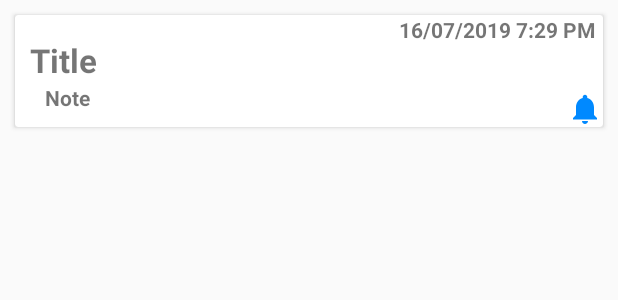
After one commit to sedlifil/Notably, an Android app: the layout notes.xml on its own in the app's theme, with its tools: preview values and no code run, on a phone screen of 412 x 824 dp. The commit adds this screen. Shown: the top 300 px of the screen. Run offline under Robolectric (Android 15) with nearby library versions, the phone set to English and light mode, and no system bars.

Commit message:
Edit note activity

```diff
--- a/app/src/main/java/fel/cvut/cz/notably/MainActivity.java
+++ b/app/src/main/java/fel/cvut/cz/notably/MainActivity.java
@@ -29,15 +29,7 @@ public class MainActivity extends AppCompatActivity {
             }
         });
 
-        final TextView text = (TextView) findViewById(R.id.textV);
 
-        Button button = (Button) findViewById(R.id.but);
-        button.setOnClickListener(new View.OnClickListener() {
-            @Override
-            public void onClick(View view) {
-                text.setText("Clicked!!!");
-            }
-        });
     }
 
     @Override
--- /dev/null
+++ b/app/src/main/res/drawable-v24/ic_notifications.xml
@@ -0,0 +1,5 @@
+<vector android:height="24dp" android:tint="#0089ff"
+    android:viewportHeight="24.0" android:viewportWidth="24.0"
+    android:width="24dp" xmlns:android="http://schemas.android.com/apk/res/android">
+    <path android:fillColor="#FF000000" android:pathData="M12,22c1.1,0 2,-0.9 2,-2h-4c0,1.1 0.89,2 2,2zM18,16v-5c0,-3.07 -1.64,-5.64 -4.5,-6.32L13.5,4c0,-0.83 -0.67,-1.5 -1.5,-1.5s-1.5,0.67 -1.5,1.5v0.68C7.63,5.36 6,7.92 6,11v5l-2,2v1h16v-1l-2,-2z"/>
+</vector>
--- a/app/src/main/res/layout/content_main.xml
+++ b/app/src/main/res/layout/content_main.xml
@@ -7,24 +7,4 @@
     android:layout_height="match_parent"
     app:layout_behavior="@string/appbar_scrolling_view_behavior"
     tools:showIn="@layout/activity_main"
-    tools:context=".MainActivity">
-
-    <LinearLayout xmlns:android="http://schemas.android.com/apk/res/android"
-        xmlns:tools="http://schemas.android.com/tools"
-        xmlns:card_view="http://schemas.android.com/apk/res-auto">
-    <!-- A CardView that contains a TextView -->
-    <android.support.v7.widget.CardView
-        xmlns:card_view="http://schemas.android.com/apk/res-auto"
-        android:id="@+id/card_view"
-        android:layout_gravity="center"
-        android:layout_width="200dp"
-        android:layout_height="200dp"
-        card_view:cardCornerRadius="4dp">
-
-        <TextView
-            android:id="@+id/info_text"
-            android:layout_width="match_parent"
-            android:layout_height="match_parent" />
-    </android.support.v7.widget.CardView>
-</LinearLayout>
-</android.support.constraint.ConstraintLayout>
+    tools:context=".MainActivity"/>
--- /dev/null
+++ b/app/src/main/res/layout/notes.xml
@@ -0,0 +1,65 @@
+<?xml version="1.0" encoding="utf-8"?>
+<android.support.v7.widget.CardView
+    xmlns:android="http://schemas.android.com/apk/res/android"
+    android:layout_width="match_parent"
+    android:layout_height="wrap_content"
+    xmlns:app="http://schemas.android.com/apk/res-auto"
+    android:layout_margin="10dp"
+    android:foreground="?attr/selectableItemBackground">
+    <!--app:cardCornerRadius="10dp"-->
+
+    <TextView
+        android:id="@+id/textID"
+        android:layout_width="wrap_content"
+        android:layout_height="wrap_content"
+        android:visibility="gone"/>
+
+    <TextView
+        android:id="@+id/textDateTime"
+        android:layout_width="wrap_content"
+        android:layout_height="wrap_content"
+        android:text="16/07/2019 7:29 PM"
+        android:textStyle="bold"
+        android:layout_marginRight="5dp"
+        android:layout_gravity="top|end"
+        android:layout_marginEnd="5dp" />
+
+    <TextView
+        android:id="@+id/textTitle"
+        android:layout_width="wrap_content"
+        android:layout_height="wrap_content"
+        android:text="Title"
+        android:textSize="22sp"
+        android:textStyle="bold"
+        android:ellipsize="end"
+        android:maxLines="1"
+        android:layout_marginTop="15dp"
+        android:layout_marginLeft="10dp"
+        android:layout_marginStart="10dp"/>
+
+    <TextView
+        android:id="@+id/textNote"
+        android:layout_width="wrap_content"
+        android:layout_height="wrap_content"
+        android:layout_below="@id/textTitle"
+        android:layout_marginTop="45dp"
+        android:layout_marginStart="20dp"
+        android:layout_marginLeft="20dp"
+        android:layout_marginBottom="10dp"
+        android:layout_marginEnd="20dp"
+        android:text="Note"
+        android:textSize="14sp"
+        android:textStyle="bold"
+        android:maxLines="1"
+        android:ellipsize="end"
+        android:layout_gravity="bottom"/>
+
+    <ImageView
+        android:id="@+id/reminderIcon"
+        android:layout_width="wrap_content"
+        android:layout_height="wrap_content"
+        android:src="@drawable/ic_notifications"
+        android:layout_gravity="bottom|end"
+        android:contentDescription="@string/note_image_descrip_reminder_icon" />
+
+</android.support.v7.widget.CardView>
--- a/app/src/main/res/values/strings.xml
+++ b/app/src/main/res/values/strings.xml
@@ -1,4 +1,8 @@
 <resources>
     <string name="app_name">Notably</string>
     <string name="action_settings">Settings</string>
+
+
+    <string name="note_image_descrip_reminder_icon">reminder icon</string>
+
 </resources>
```
